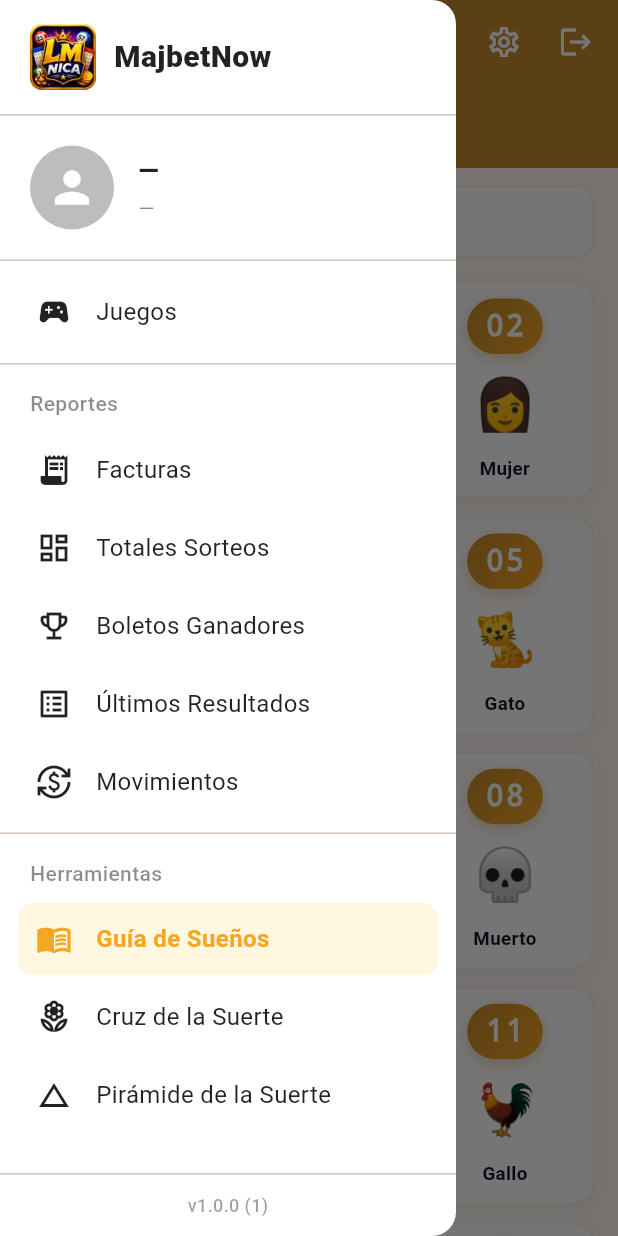
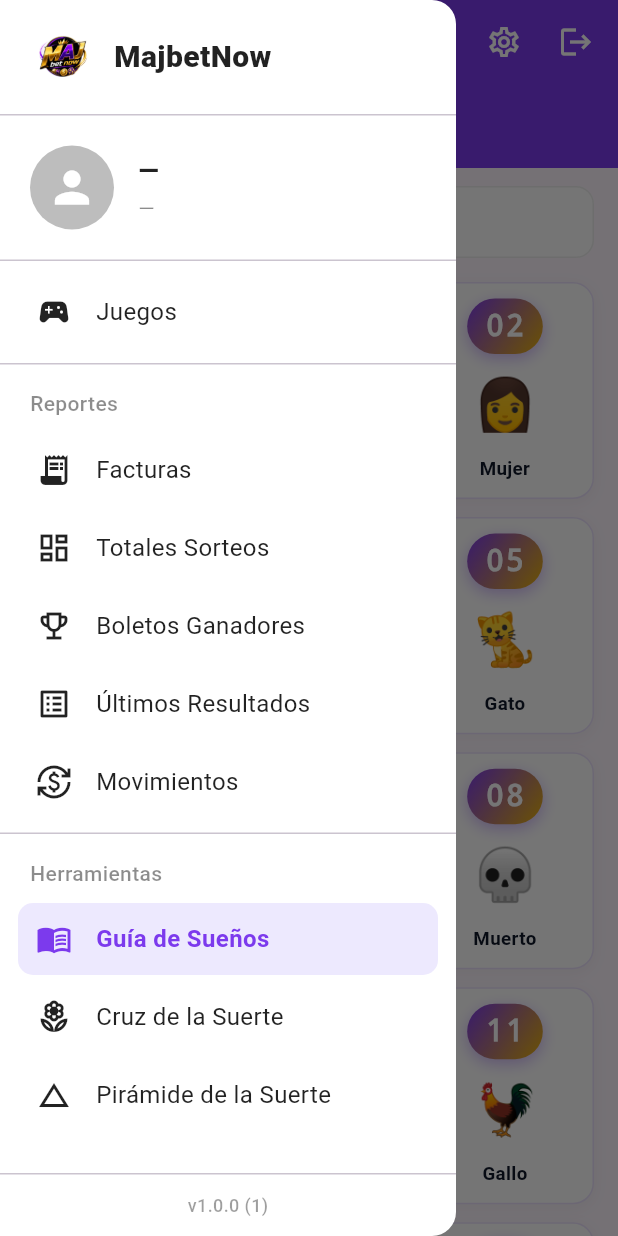
Before and after one commit to francisco-JGC/MAJ-BET-NOW-app, a Flutter app: the DreamGuidePage screen opened by its route, with the side drawer open, on a phone screen of 412 x 824 dp. Run offline on Flutter 3.47's test engine with Material 3 defaults, Android fonts, the phone set to English and light mode, and no system bars; our stand-ins replace dio, equatable, flutter_dotenv, flutter_riverpod, flutter_secure_storage, fpdart and 8 more; missing offline and left inert: esc_pos_utils_plus, mobile_scanner, print_bluetooth_thermal; accounts and stored records are empty; network calls fail.

Commit message:
Update app icons and theme colors for MajbetNow. Replaced existing icon assets across Android, iOS, and web platforms. Modified color palette in app theme to reflect new branding with a deep purple primary color and gold accent.

```diff
--- a/lib/core/theme/app_theme.dart
+++ b/lib/core/theme/app_theme.dart
@@ -3,9 +3,11 @@ import 'package:flutter/material.dart';
 class AppTheme {
   const AppTheme._();
 
-  static const Color primary = Color(0xFFC6892D);
-  static const Color accent = Color(0xFFF5A623);
-  static const Color accentSoft = Color(0xFFFFF7E0);
+  // Paleta MajbetNow — morado profundo con acento dorado, inspirada en el logo.
+  static const Color primary = Color(0xFF7C3AED); // purple-600
+  static const Color primaryDark = Color(0xFF5B21B6); // purple-800 (hover, active)
+  static const Color accent = Color(0xFFEAB308); // gold — para KPIs de éxito
+  static const Color accentSoft = Color(0xFFEDE9FE); // violet-100 — fondos sutiles
 
   static ThemeData light() {
     final scheme = ColorScheme.fromSeed(
--- a/lib/core/widgets/app_drawer.dart
+++ b/lib/core/widgets/app_drawer.dart
@@ -220,8 +220,8 @@ class _NavItemTile extends StatelessWidget {
   final NavItem item;
   final bool selected;
 
-  static const _accent = Color(0xFFF5A623);
-  static const _accentBg = Color(0xFFFFF7E0);
+  static const _accent = Color(0xFF7C3AED); // purple-600
+  static const _accentBg = Color(0xFFEDE9FE); // violet-100
 
   @override
   Widget build(BuildContext context) {
```
Also changed, not shown: assets/icon/app_icon.png, 31 other files.
